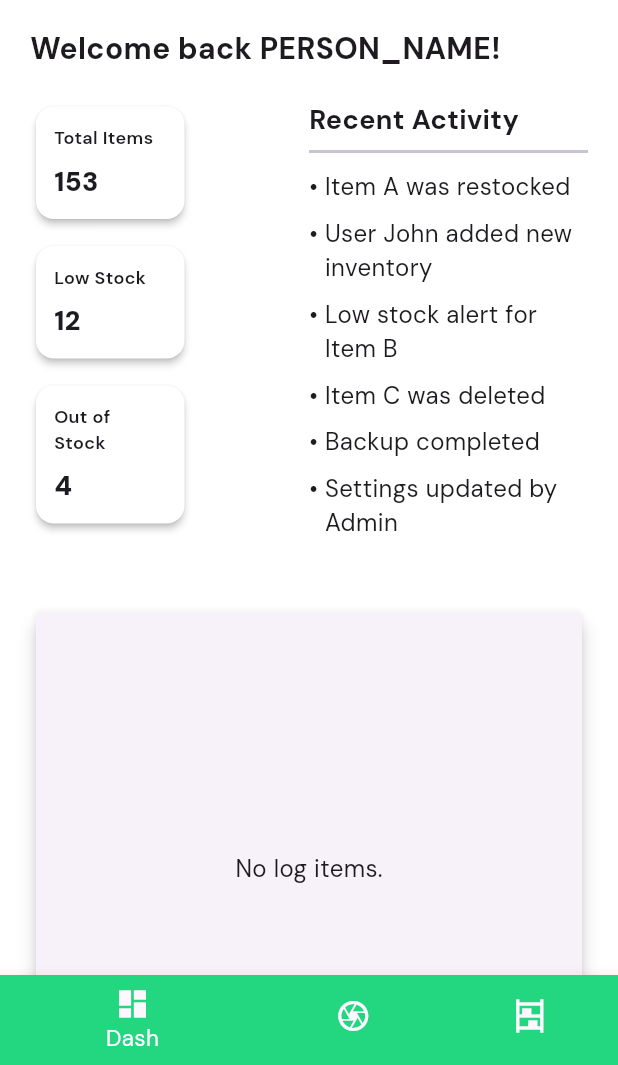
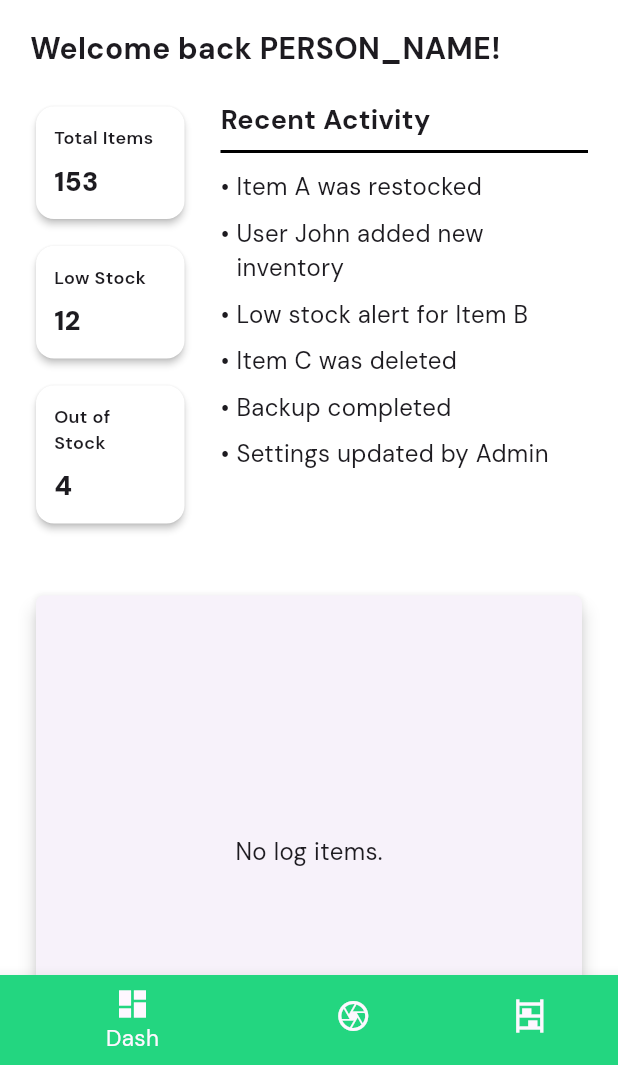
Before and after one commit to NoahBrod/SnapInv, a Flutter app: the screen it shows after launch, on a phone screen of 412 x 824 dp, the part 171-1236 px from its top. Run offline on Flutter 3.47's test engine with Material 3 defaults, Android fonts, the phone set to English and light mode, and no system bars; our stand-ins replace google_fonts, image_picker, shared_preferences; missing offline and left inert: barcode_scan2, mobile_scanner; network calls fail.

Commit message:
Looking into layout

```diff
--- a/snapinv_mobile/lib/pages/dashboard.dart
+++ b/snapinv_mobile/lib/pages/dashboard.dart
@@ -112,8 +112,9 @@ class DashboardPageState extends State<DashboardPage>
                 child: Row(
                   crossAxisAlignment: CrossAxisAlignment.start,
                   children: [
-                    Expanded(
-                      child: Column(
+                    // Expanded(
+                    // child:
+                    Column(
                       crossAxisAlignment: CrossAxisAlignment.start,
                       children: const [
                         DashboardCard(title: 'Total Items', value: '153'),
@@ -123,10 +124,9 @@ class DashboardPageState extends State<DashboardPage>
                         DashboardCard(title: 'Out of Stock', value: '4'),
                       ],
                     ),
-                    ),
-                    // SizedBox(width: 16),
+                    // ),
+                    SizedBox(width: 20),
                     Expanded(
-
                       child: const RecentActivity(
                         activities: [
                           'Item A was restocked',
--- a/snapinv_mobile/lib/widgets/dashboard/RecentActivity.dart
+++ b/snapinv_mobile/lib/widgets/dashboard/RecentActivity.dart
@@ -14,7 +14,7 @@ class RecentActivity extends StatelessWidget {
           'Recent Activity',
           style: TextStyle(fontSize: 18, fontWeight: FontWeight.bold),
         ),
-        const Divider(thickness: 2),
+        const Divider(thickness: 2, color: Colors.black,),
         ...activities.map(
           (activity) => Padding(
             padding: const EdgeInsets.symmetric(vertical: 4),
```
Lines whose indentation alone changed are shown as unchanged.
